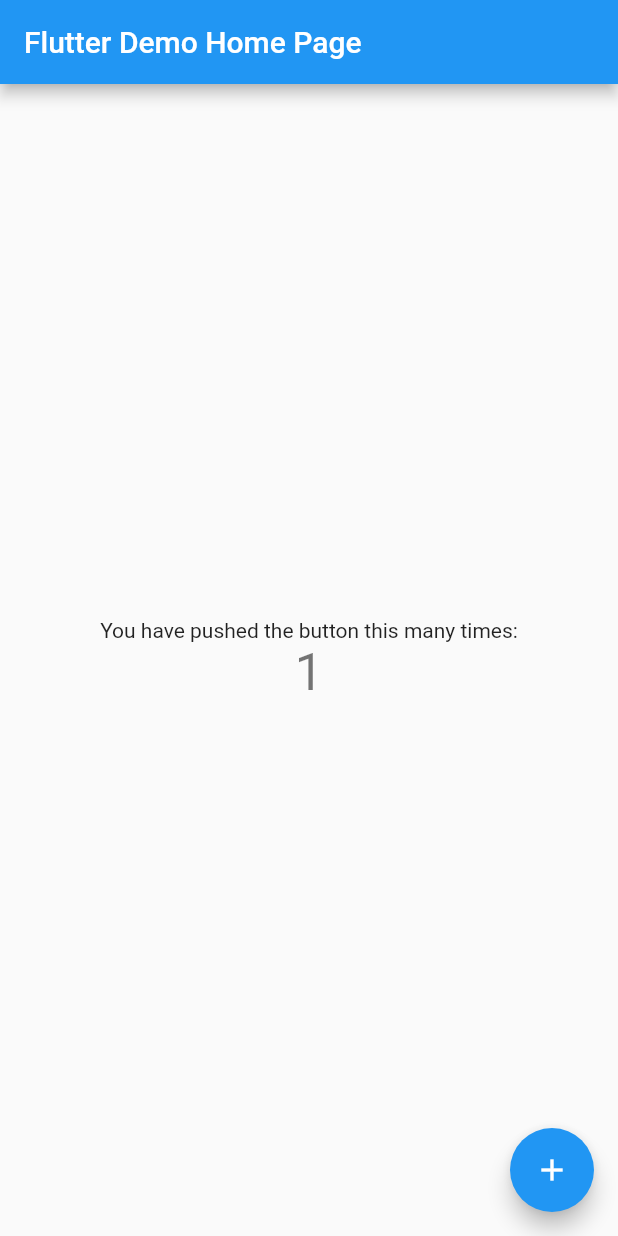
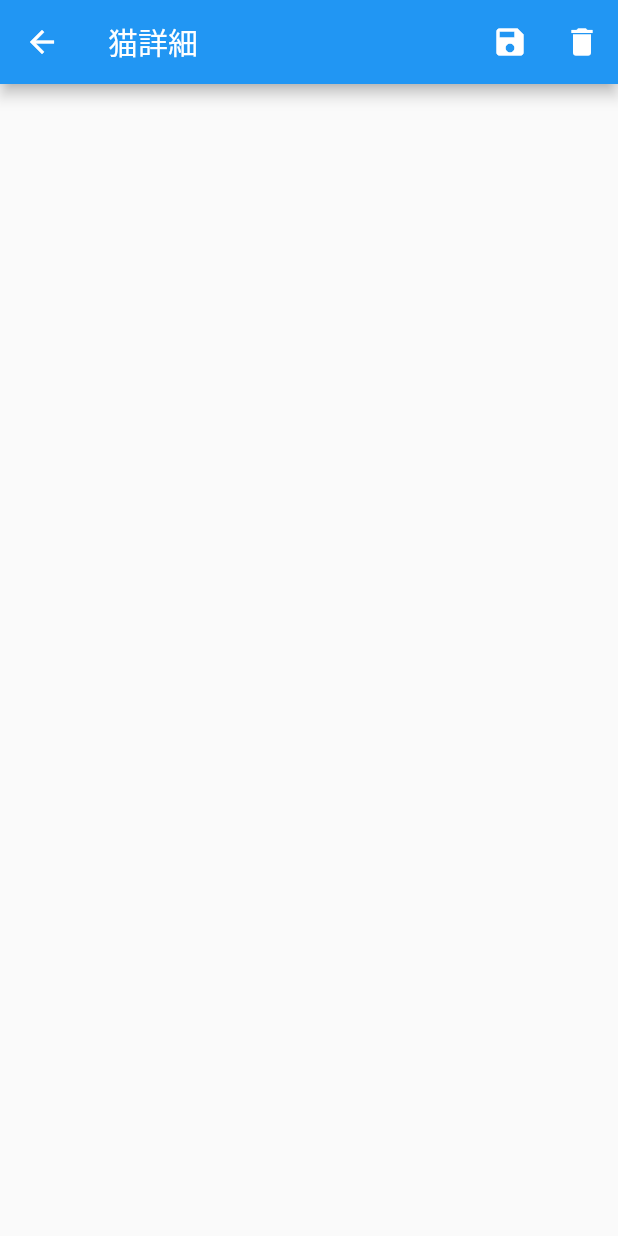
Before and after one commit to apricotcomic/FlutterCRUD, a Flutter app: the screen it shows after launch, after a tap on the "add" icon, on a phone screen of 412 x 824 dp. Run offline on Flutter 3.47's test engine with Material 2 defaults, Android fonts, the phone set to English and light mode, and no system bars; our stand-ins replace sqflite; accounts and stored records are empty.

Commit message:
一旦エラーなくなった

```diff
--- a/flutter_crud/lib/main.dart
+++ b/flutter_crud/lib/main.dart
@@ -1,68 +1,21 @@
 import 'package:flutter/material.dart';
+import 'package:flutter_crud/view/cat_list.dart';
 
 void main() {
-  runApp(const MyApp());
+  runApp(MyApp());
 }
 
 class MyApp extends StatelessWidget {
-  const MyApp({Key? key}) : super(key: key);
-
-  // This widget is the root of your application.
   @override
   Widget build(BuildContext context) {
     return MaterialApp(
-      title: 'Flutter Demo',
+      title: '猫一覧',
       theme: ThemeData(
         primarySwatch: Colors.blue,
       ),
-      home: const MyHomePage(title: 'Flutter Demo Home Page'),
+      routes: <String, WidgetBuilder>{
+        '/': (_) => CatList(),
+      },
     );
   }
 }
-
-class MyHomePage extends StatefulWidget {
-  const MyHomePage({Key? key, required this.title}) : super(key: key);
-
-  final String title;
-
-  @override
-  State<MyHomePage> createState() => _MyHomePageState();
-}
-
-class _MyHomePageState extends State<MyHomePage> {
-  int _counter = 0;
-
-  void _incrementCounter() {
-    setState(() {
-      _counter++;
-    });
-  }
-
-  @override
-  Widget build(BuildContext context) {
-    return Scaffold(
-      appBar: AppBar(
-        title: Text(widget.title),
-      ),
-      body: Center(
-        child: Column(
-          mainAxisAlignment: MainAxisAlignment.center,
-          children: <Widget>[
-            const Text(
-              'You have pushed the button this many times:',
-            ),
-            Text(
-              '$_counter',
-              style: Theme.of(context).textTheme.headline4,
-            ),
-          ],
-        ),
-      ),
-      floatingActionButton: FloatingActionButton(
-        onPressed: _incrementCounter,
-        tooltip: 'Increment',
-        child: const Icon(Icons.add),
-      ),
-    );
-  }
-}
--- /dev/null
+++ b/flutter_crud/lib/model/cat_repository.dart
@@ -0,0 +1,16 @@
+import 'package:flutter_crud/model/db_helper.dart';
+import 'package:flutter_crud/model/cats.dart';
+
+class CatRepository {
+  final DbHelper _dbHelper;
+
+  CatRepository(this._dbHelper);
+
+  Future<List<Cats>> catSelectAll() => _dbHelper.selectAllCats();
+
+  Future insert(Cats cats) => _dbHelper.insert(cats);
+
+  Future update(Cats cats) => _dbHelper.update(cats);
+
+  Future delete(Cats cats) => _dbHelper.delete(cats);
+}
--- /dev/null
+++ b/flutter_crud/lib/model/cats.dart
@@ -0,0 +1,17 @@
+class Cats {
+  int id;
+  String name;
+  String gender;
+  String birthday;
+  String memo;
+  DateTime createdAt;
+
+  Cats({
+    required this.id,
+    required this.name,
+    required this.gender,
+    required this.birthday,
+    required this.memo,
+    required this.createdAt,
+  });
+}
--- /dev/null
+++ b/flutter_crud/lib/view/cat_detail.dart
@@ -0,0 +1,38 @@
+import 'package:flutter/material.dart';
+import 'package:flutter_crud/model/cats.dart';
+import 'package:flutter_crud/model/cat_repository.dart';
+
+class CatDetail extends StatelessWidget {
+  late final Cats _cat;
+
+  CatDetail(this._cat);
+
+  late final CatRepository _repository;
+
+  @override
+  Widget build(BuildContext context) {
+    return Scaffold(
+      appBar: AppBar(
+        title: Text('猫詳細'),
+        actions: [
+          IconButton(
+            onPressed: () => _save(),
+            icon: Icon(Icons.save),
+          ),
+          IconButton(
+            onPressed: () => _delete(),
+            icon: Icon(Icons.delete),
+          )
+        ],
+      ),
+    );
+  }
+
+  Future _save() async {
+    _cat.createdAt = DateTime.now();
+    return await _repository.update(_cat);
+  }
+
+  Future _delete() async => _repository.delete(_cat);
+
+}
--- /dev/null
+++ b/flutter_crud/lib/view/cat_list.dart
@@ -0,0 +1,65 @@
+import 'package:flutter/material.dart';
+import 'package:flutter_crud/model/cats.dart';
+import 'package:flutter_crud/view/cat_detail.dart';
+import 'package:flutter_crud/model/cat_repository.dart';
+
+class CatList extends StatelessWidget {
+  final _initCats = Cats(
+      id: 0,
+      name: '',
+      birthday: '',
+      gender: '',
+      memo: '',
+      createdAt: DateTime.now());
+
+  @override
+  Widget build(BuildContext context) {
+    //final vm = CatListViewModel(CatRepository(DbHelper()));
+    final page = _CatListPage();
+    return Scaffold(
+      appBar: AppBar(title: Text('猫一覧')),
+      body: page,
+      floatingActionButton: FloatingActionButton(
+        child: Icon(Icons.add),
+        onPressed: () => page.goToCatDetailScreen(context, _initCats),
+      ),
+    );
+  }
+}
+
+class _CatListPage extends StatelessWidget {
+  late final CatRepository _repository;
+  List<Cats> _catList = [];
+
+  Future<void> initCatsList() async {
+    _catList = await _repository.catSelectAll();
+  }
+
+  @override
+  Widget build(BuildContext context) {
+    return ListView.builder(
+      itemCount: _catList.length,
+      itemBuilder: (BuildContext context, int index) {
+        var cat = _catList[index];
+        return _buildCatListTile(context, cat);
+      },
+    );
+  }
+
+  Widget _buildCatListTile(BuildContext context, Cats cat) {
+    return Card(
+      child: ListTile(
+        title: Text(cat.name),
+        onTap: () => goToCatDetailScreen(context, cat),
+      ),
+    );
+  }
+
+  void goToCatDetailScreen(BuildContext context, Cats cat) {
+    var route = MaterialPageRoute(
+      settings: RouteSettings(name: '/view.cat_detail'),
+      builder: (BuildContext context) => CatDetail(cat),
+    );
+    Navigator.push(context, route);
+  }
+}
--- a/flutter_crud/pubspec.yaml
+++ b/flutter_crud/pubspec.yaml
@@ -30,6 +30,7 @@ dependencies:
   flutter:
     sdk: flutter
   sqflite:
+  path:
 
 
   # The following adds the Cupertino Icons font to your application.
```
Also changed, not shown: flutter_crud/lib/model/db_helper.dart (added, +91 -0 lines), flutter_crud/pubspec.lock.
